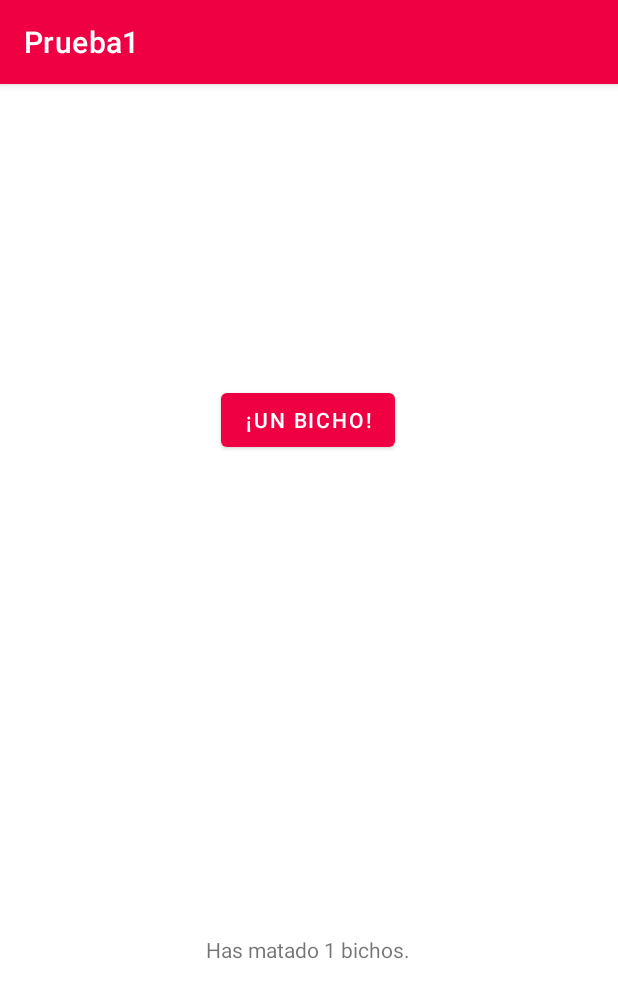
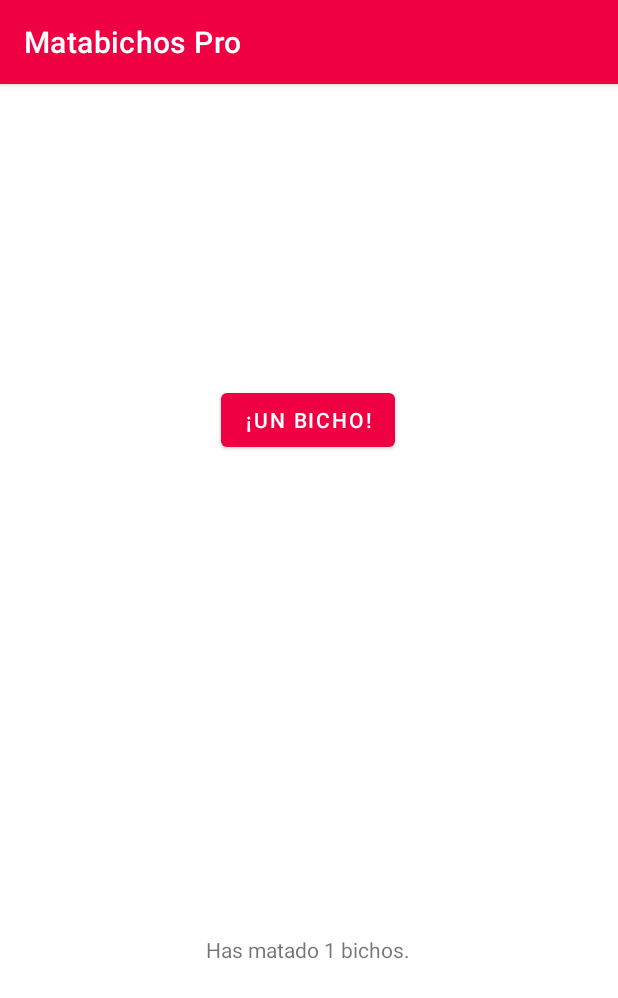
Before and after one commit to Angelmbx/MataBichosPro, an Android app: the screen it shows after launch (MainActivity), after a tap on "¡UN BICHO!", on a phone screen of 412 x 824 dp. Shown: the top 998 px of the screen. Run offline under Robolectric (Android 15) with nearby library versions, the phone set to English and light mode, and no system bars.

Commit message:
commit desde clase

```diff
--- a/app/src/main/java/com/example/prueba1/MainActivity.java
+++ b/app/src/main/java/com/example/prueba1/MainActivity.java
@@ -4,12 +4,13 @@ import androidx.appcompat.app.AppCompatActivity;
 
 import android.os.Bundle;
 import android.view.View;
+import android.view.View.OnClickListener;
 import android.widget.Button;
+import android.widget.ImageView;
 import android.widget.TextView;
 
 public class MainActivity extends AppCompatActivity {
-    int contador =0;
-    TextView t1;
+    int contador = 0;
 
     @Override
     protected void onCreate(Bundle savedInstanceState) {
@@ -17,15 +18,37 @@ public class MainActivity extends AppCompatActivity {
         setContentView(R.layout.activity_main);
 
         Button b1 = findViewById(R.id.button);
-        b1.setText("¡Un bicho!");
+        TextView txt = findViewById(R.id.textView);
+        txt.setText("¡Mátalo!");
+        ImageView imageView = findViewById(R.id.imageView);
+        imageView.setVisibility(View.INVISIBLE);
 
-    }
 
-    public void cont (View v){
+        b1.setOnClickListener(new OnClickListener() {
+            @Override
+            public void onClick(View view) {
 
-        contador++;
-        t1 = findViewById(R.id.textView);
-        t1.setText("Has matado "+contador+" bichos.");
+
+                contador++;
+
+                txt.setText("Has matado "+ contador + " bichos.");
+
+                if (contador>14){
+                    b1.setVisibility(View.INVISIBLE);
+
+                    txt.setText("Los has matado a todos D:");
+
+
+                    imageView.setVisibility(View.VISIBLE);
+
+                }
+
+
+
+
+            }
+        });
+
 
     }
 }
--- a/app/src/main/res/layout/activity_main.xml
+++ b/app/src/main/res/layout/activity_main.xml
@@ -23,7 +23,7 @@
         android:layout_width="wrap_content"
         android:layout_height="wrap_content"
         android:layout_marginBottom="168dp"
-        android:text="Pulse aquí"
+        android:text="¡Un bicho!"
         app:layout_constraintBottom_toTopOf="@+id/textView"
         app:layout_constraintEnd_toEndOf="parent"
         app:layout_constraintHorizontal_bias="0.498"
@@ -33,4 +33,16 @@
         android:onClick="cont"
         />
 
+    <ImageView
+        android:id="@+id/imageView"
+        android:layout_width="wrap_content"
+        android:layout_height="wrap_content"
+        app:layout_constraintBottom_toBottomOf="parent"
+        app:layout_constraintEnd_toEndOf="parent"
+        app:layout_constraintHorizontal_bias="0.559"
+        app:layout_constraintStart_toStartOf="parent"
+        app:layout_constraintTop_toTopOf="parent"
+        app:layout_constraintVertical_bias="0.322"
+        app:srcCompat="@drawable/escopeta" />
+
 </androidx.constraintlayout.widget.ConstraintLayout>
--- a/app/src/main/res/values/strings.xml
+++ b/app/src/main/res/values/strings.xml
@@ -1,3 +1,3 @@
 <resources>
-    <string name="app_name">Prueba1</string>
+    <string name="app_name">Matabichos Pro</string>
 </resources>
```
Also changed, not shown: app/src/main/res/drawable-v24/escopeta.jpg (added).
